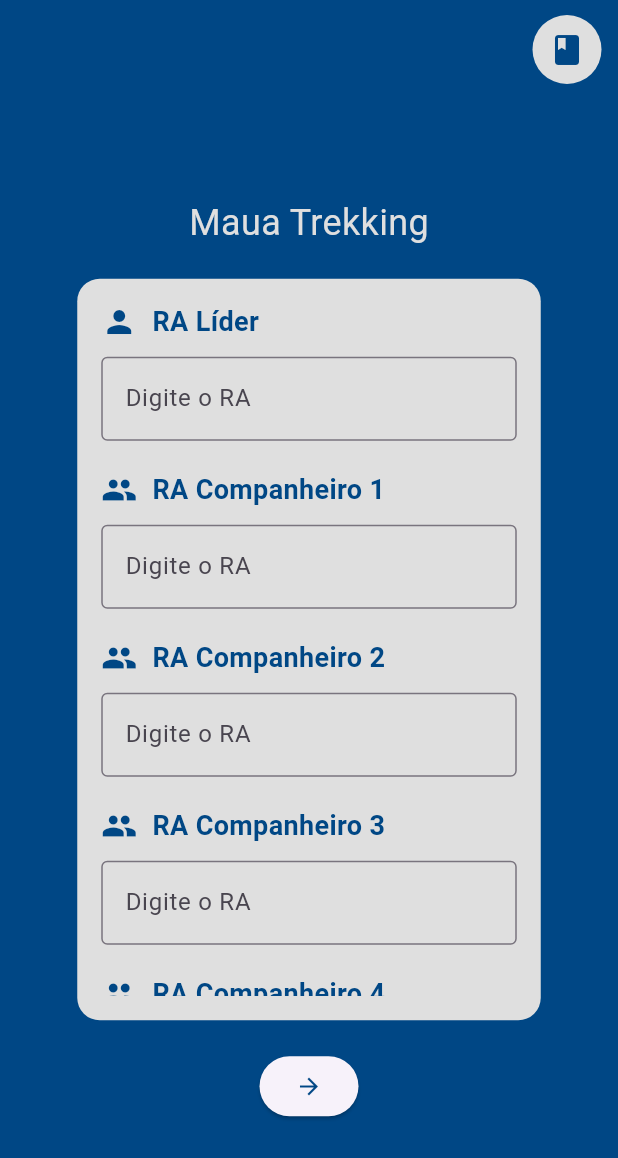
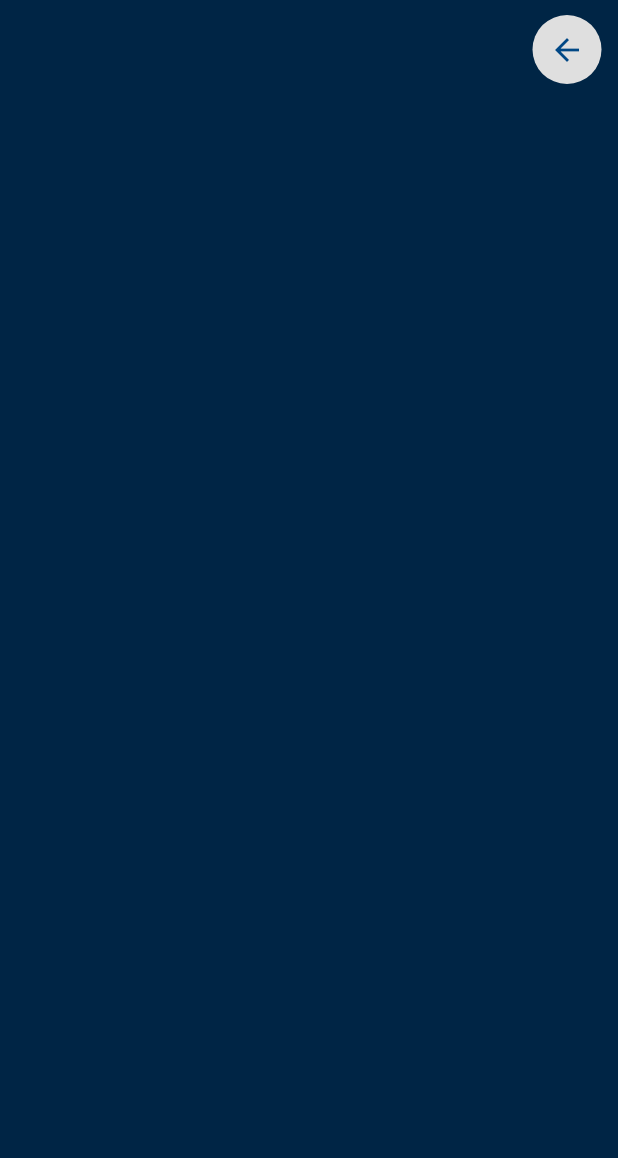
Before and after one commit to Uper05/PI-4S.MauaTrekking, a Flutter app: the screen it shows after launch, after a tap on the "book" icon, on a phone screen of 412 x 824 dp. Shown: the top 1158 px of the screen. Run offline on Flutter 3.47's test engine with Material 3 defaults, Android fonts, the phone set to English and light mode, and no system bars; our stand-ins replace firebase_core; accounts and stored records are empty.

Commit message:
Navegação e TeladeProfessores
Implementação de Navegação entre telas e a tela de professores, apenas a base da tela.

```diff
--- a/maua_trecking_project/lib/main.dart
+++ b/maua_trecking_project/lib/main.dart
@@ -3,6 +3,7 @@
 
 //imports do banco de dados
 import 'package:firebase_core/firebase_core.dart';
+import 'package:maua_trecking_project/src/screens/teacherscreen.dart';
 import 'firebase_options.dart';
 
 
@@ -27,10 +28,14 @@
   // This widget is the root of your application.
   @override
   Widget build(BuildContext context) {
-    return const MaterialApp(
+    return MaterialApp(
       title: 'Maua Trekking',
       debugShowCheckedModeBanner: false,
-      home: TelaHome(title: "Maua Trekking"),
+      initialRoute: '/',
+      routes:{
+        '/':(context)=>const TelaHome(title: "Maua Trekking",),
+        '/telaProfessor':(context)=>const TelaProfessor(title: "Maua Trekking Professores")
+      },
     );
   }
 }
--- a/maua_trecking_project/lib/src/screens/desktopscreen.dart
+++ b/maua_trecking_project/lib/src/screens/desktopscreen.dart
@@ -51,14 +51,22 @@ class DesktopLayoutState extends State<DesktopLayout> {
           SizedBox(
             width: 500,
             child: AppBar(
+              automaticallyImplyLeading: false,
               backgroundColor: const Color.fromARGB(0, 0, 0, 0),
               actions: [
-                IconButton.filled(
-                    onPressed: getTextFieldValues,
-                    icon: const Icon(
-                      Icons.book,
-                      color: Color.fromARGB(255, 0, 71, 133),
-                    ))
+                Container(
+                  decoration: const BoxDecoration(
+                      color: Color.fromARGB(255, 223, 223, 223),
+                      shape: BoxShape.circle),
+                  child: IconButton(
+                      onPressed: () {
+                        Navigator.pushNamed(context, '/telaProfessor');
+                      },
+                      icon: const Icon(
+                        Icons.book,
+                        color: Color.fromARGB(255, 0, 71, 133),
+                      )),
+                )
               ],
             ),
           ),
--- a/maua_trecking_project/lib/src/screens/mobilescreen.dart
+++ b/maua_trecking_project/lib/src/screens/mobilescreen.dart
@@ -49,6 +49,7 @@ class MobileLayoutState extends State<MobileLayout> {
     return Scaffold(
       backgroundColor: const Color.fromARGB(255, 0, 71, 133),
       appBar: AppBar(
+        automaticallyImplyLeading: false,
         backgroundColor: const Color.fromARGB(0, 0, 0, 0),
         actions: [
           Container(
@@ -57,7 +58,7 @@ class MobileLayoutState extends State<MobileLayout> {
                 color: Color.fromARGB(255, 223, 223, 223),
                 shape: BoxShape.circle),
             child: IconButton(
-                onPressed: getTextFieldValues,
+                onPressed: (){Navigator.pushNamed(context, '/telaProfessor');},
                 icon: const Icon(
                   Icons.book,
                   color: Color.fromARGB(255, 0, 71, 133),
--- /dev/null
+++ b/maua_trecking_project/lib/src/screens/teachermobilescreen.dart
@@ -0,0 +1,41 @@
+import 'package:flutter/material.dart';
+
+class MobileLayoutProfessor extends StatefulWidget{
+  const MobileLayoutProfessor({super.key});
+
+  @override
+  State<StatefulWidget> createState() {
+    return MobileLayoutProfessorState();
+  }
+}
+
+class MobileLayoutProfessorState extends State<MobileLayoutProfessor>{
+
+  @override
+  Widget build(BuildContext context) {
+    final double screenHeight = MediaQuery.of(context).size.height;
+    final double screenWidth = MediaQuery.of(context).size.width;
+
+    return Scaffold(
+      backgroundColor: const Color.fromARGB(255, 0, 37, 69),
+      appBar: AppBar(
+        automaticallyImplyLeading: false,
+        backgroundColor: const Color.fromARGB(0, 0, 0, 0),
+        actions: [
+          Container(
+            margin:const EdgeInsets.only(right: 10,top: 10),
+            decoration:  const BoxDecoration(
+                color: Color.fromARGB(255, 223, 223, 223),
+                shape: BoxShape.circle),
+            child: IconButton(
+                onPressed: (){Navigator.pushNamed(context, '/');},
+                icon: const Icon(
+                  Icons.arrow_back,
+                  color: Color.fromARGB(255, 0, 71, 133),
+                )),
+          )
+        ],
+      ),
+    );
+  }
+}
--- /dev/null
+++ b/maua_trecking_project/lib/src/screens/teacherscreen.dart
@@ -0,0 +1,19 @@
+
+import 'package:flutter/material.dart';
+import 'package:maua_trecking_project/src/screens/teachermobilescreen.dart';
+
+class TelaProfessor extends StatelessWidget {
+  const TelaProfessor({super.key, required this.title});
+
+  final String title;
+
+  @override
+  Widget build(BuildContext context) {
+
+    return Scaffold(
+      body: LayoutBuilder(builder: (context, constrains){
+        return constrains.maxWidth <= 700? MobileLayoutProfessor():MobileLayoutProfessor();
+      })
+    );
+  }
+}
```
